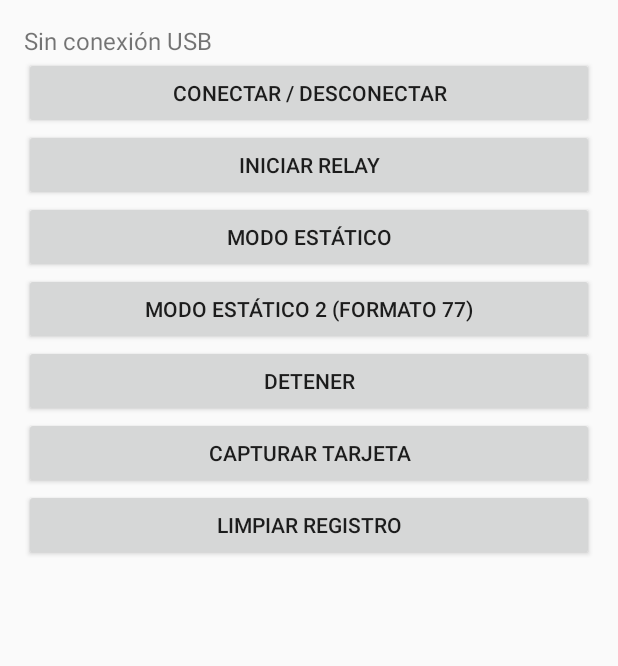
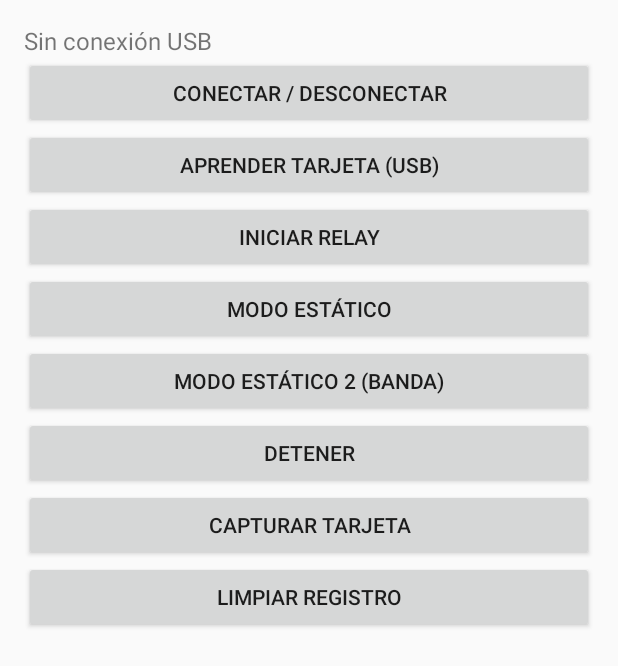
Before and after one commit to adriancorreacgcg/PN532-Android-USB, an Android app: the layout activity_main.xml on its own in the app's theme, with its tools: preview values and no code run, on a phone screen of 412 x 824 dp. Shown: the top 666 px of the screen. Run offline under Robolectric (Android 15) with nearby library versions, the phone set to English and light mode, and no system bars.

Commit message:
Actualizar activity_main.xml

```diff
--- a/app/src/main/res/layout/activity_main.xml
+++ b/app/src/main/res/layout/activity_main.xml
@@ -23,6 +23,12 @@
             android:text="Conectar / Desconectar" />
 
         <Button
+            android:id="@+id/aprenderButton"
+            android:layout_width="match_parent"
+            android:layout_height="wrap_content"
+            android:text="Aprender tarjeta (USB)" />
+
+        <Button
             android:id="@+id/relayButton"
             android:layout_width="match_parent"
             android:layout_height="wrap_content"
@@ -38,7 +44,7 @@
             android:id="@+id/estatico2Button"
             android:layout_width="match_parent"
             android:layout_height="wrap_content"
-            android:text="Modo estático 2 (formato 77)" />
+            android:text="Modo estático 2 (banda)" />
 
         <Button
             android:id="@+id/stopButton"
```
